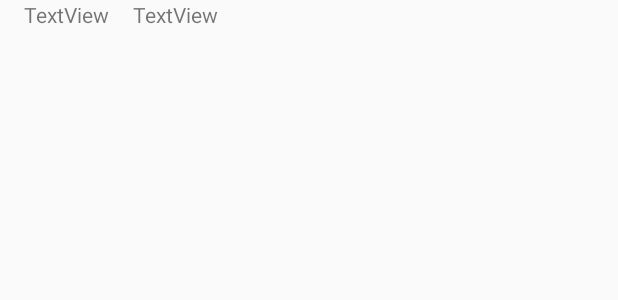
After one commit to adriens/colisnc-AR, an Android app: the layout a_effacer.xml on its own in the app's theme, with its tools: preview values and no code run, on a phone screen of 412 x 824 dp. The commit adds this screen. Shown: the top 300 px of the screen. Run offline under Robolectric (Android 15) with nearby library versions, the phone set to English and light mode, and no system bars.

```diff
--- /dev/null
+++ b/app/src/main/res/layout/a_effacer.xml
@@ -0,0 +1,32 @@
+<?xml version="1.0" encoding="utf-8"?>
+<androidx.constraintlayout.widget.ConstraintLayout xmlns:android="http://schemas.android.com/apk/res/android"
+    xmlns:app="http://schemas.android.com/apk/res-auto"
+    xmlns:tools="http://schemas.android.com/tools"
+    android:id="@+id/cardView"
+    android:layout_width="match_parent"
+    android:layout_height="match_parent"
+
+
+    >
+
+    <TextView
+        android:id="@+id/textView4"
+        android:layout_width="wrap_content"
+        android:layout_height="match_parent"
+        android:layout_marginStart="16dp"
+        android:text="TextView"
+        app:layout_constraintBottom_toBottomOf="parent"
+        app:layout_constraintStart_toStartOf="parent"
+        app:layout_constraintTop_toTopOf="parent"
+        app:layout_constraintVertical_bias="0.0" />
+
+    <TextView
+        android:id="@+id/textView5"
+        android:layout_width="320dp"
+        android:layout_height="match_parent"
+        android:layout_marginStart="16dp"
+        android:text="TextView"
+        app:layout_constraintBottom_toBottomOf="parent"
+        app:layout_constraintStart_toEndOf="@+id/textView4"
+        app:layout_constraintTop_toTopOf="parent" />
+</androidx.constraintlayout.widget.ConstraintLayout>
--- a/build.gradle
+++ b/build.gradle
@@ -7,7 +7,7 @@ buildscript {
 
     }
     dependencies {
-        classpath 'com.android.tools.build:gradle:3.6.1'
+        classpath 'com.android.tools.build:gradle:3.6.2'
         classpath 'com.google.ar.sceneform:plugin:1.5.0'
         //classpath 'com.android.tools.build:gradle:2.2.3'
         // NOTE: Do not place your application dependencies here; they belong
```
Also changed, not shown: app/src/main/java/com/example/myfirstapp/FirstView.java (+83 -11 lines), app/src/main/java/com/example/myfirstapp/Stockage.java (+14 -5 lines), app/src/main/java/com/example/myfirstapp/test/Main.java (added, +97 -0 lines), app/src/main/res/layout/list_item.xml (added, +10 -0 lines), app/src/main/res/layout/view_renderable_textview.xml (+26 -12 lines), 5 other files.
